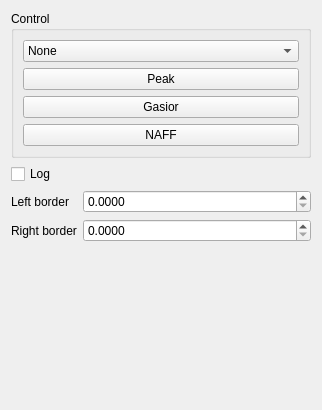
Snake9889/FreqMeasure, file ControlWidget.ui: the form before one commit.
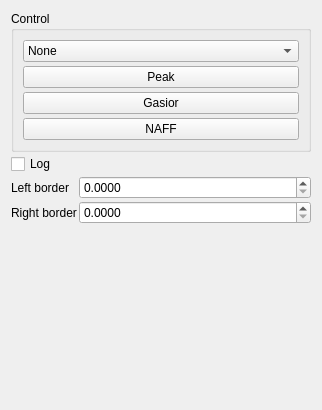
The form after the commit.

Patch:
```diff
--- a/ControlWidget.ui
+++ b/ControlWidget.ui
@@ -16,12 +16,18 @@
   <layout class="QVBoxLayout" name="verticalLayout_3">
    <item>
     <layout class="QVBoxLayout" name="verticalLayout_2">
+     <property name="spacing">
+      <number>2</number>
+     </property>
      <item>
       <widget class="QGroupBox" name="groupBox">
        <property name="title">
         <string>Control</string>
        </property>
        <layout class="QVBoxLayout" name="verticalLayout">
+        <property name="spacing">
+         <number>4</number>
+        </property>
         <item>
          <widget class="QComboBox" name="checkWindowBox">
           <item>
```
